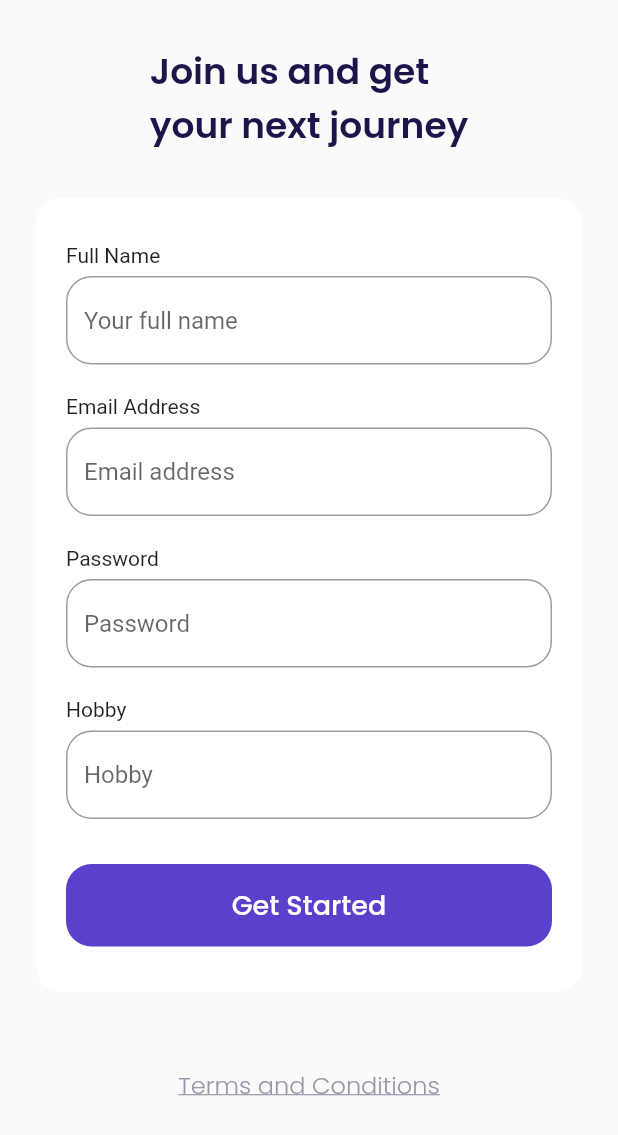
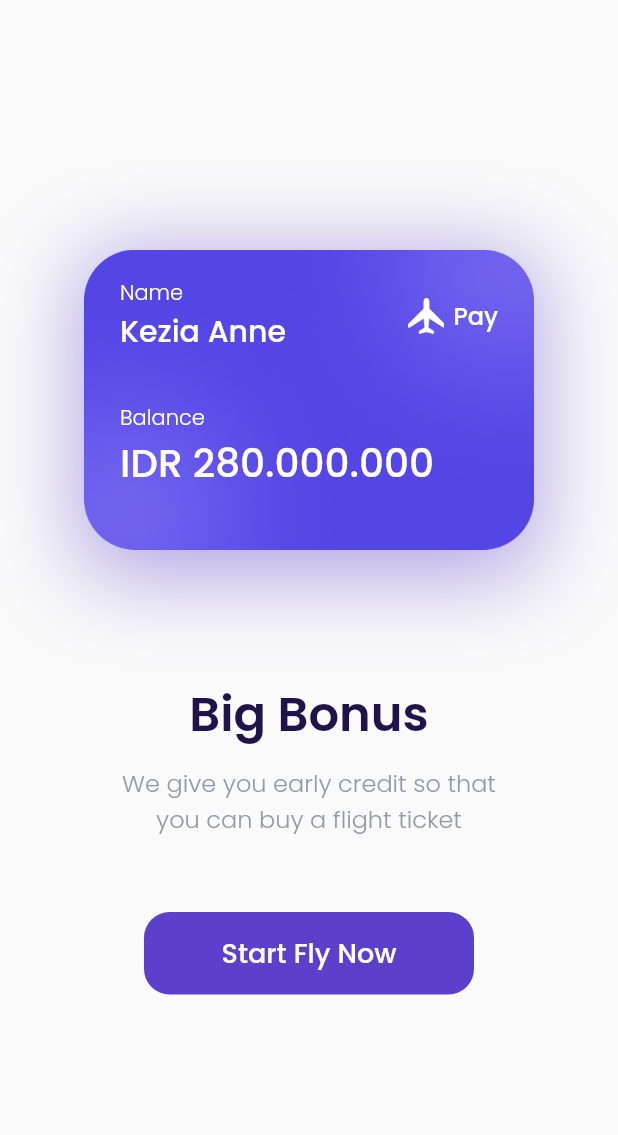
Before and after one commit to Khoruma/airplane, a Flutter app: the SignUpPage screen opened by its route, after a tap on "Get Started", on a phone screen of 412 x 824 dp. Shown: the top 1135 px of the screen. Run offline on Flutter 3.47's test engine with Material 2 defaults, Android fonts, the phone set to English and light mode, and no system bars; our stand-ins replace google_fonts.

Commit message:
Bonus Page

```diff
--- a/lib/main.dart
+++ b/lib/main.dart
@@ -17,6 +17,7 @@ class MyApp extends StatelessWidget {
         '/': (context) => const SplahPage(),
         '/get-started': (context) => const GetStartedPage(),
         '/sign-up': (context) => const SignUpPage(),
+        '/bonus': (context) => const BonusPage(),
       },
     );
   }
--- /dev/null
+++ b/lib/ui/pages/bonus_page.dart
@@ -0,0 +1,156 @@
+part of 'pages.dart';
+
+class BonusPage extends StatelessWidget {
+  const BonusPage({Key? key}) : super(key: key);
+
+  @override
+  Widget build(BuildContext context) {
+    Widget card() {
+      return Container(
+        width: 300,
+        height: 211,
+        padding: EdgeInsets.all(defaultMargin),
+        decoration: BoxDecoration(
+          image: const DecorationImage(
+            image: AssetImage('assets/card.png'),
+          ),
+          boxShadow: [
+            BoxShadow(
+              color: kPrimayColor.withOpacity(0.5),
+              blurRadius: 50,
+              offset: const Offset(0, 10),
+            ),
+          ],
+        ),
+        child: Column(
+          crossAxisAlignment: CrossAxisAlignment.start,
+          children: [
+            Row(
+              children: [
+                Expanded(
+                  child: Column(
+                    crossAxisAlignment: CrossAxisAlignment.start,
+                    children: [
+                      Text(
+                        'Name',
+                        style: whiteTextStyle.copyWith(
+                          fontSize: 14,
+                          fontWeight: light,
+                        ),
+                      ),
+                      Text(
+                        'Kezia Anne',
+                        style: whiteTextStyle.copyWith(
+                          fontSize: 20,
+                          fontWeight: medium,
+                        ),
+                        overflow: TextOverflow.ellipsis,
+                      ),
+                    ],
+                  ),
+                ),
+                Container(
+                  height: 24,
+                  width: 24,
+                  decoration: const BoxDecoration(
+                    image: DecorationImage(
+                      image: AssetImage('assets/logo.png'),
+                    ),
+                  ),
+                ),
+                const SizedBox(width: 6),
+                Text(
+                  'Pay',
+                  style: whiteTextStyle.copyWith(
+                    fontSize: 16,
+                    fontWeight: medium,
+                  ),
+                ),
+              ],
+            ),
+            const SizedBox(height: 32),
+            Text(
+              'Balance',
+              style: whiteTextStyle.copyWith(
+                fontSize: 14,
+                fontWeight: light,
+              ),
+            ),
+            Text(
+              'IDR 280.000.000',
+              style: whiteTextStyle.copyWith(
+                fontSize: 26,
+                fontWeight: medium,
+              ),
+              overflow: TextOverflow.ellipsis,
+            ),
+          ],
+        ),
+      );
+    }
+
+    Widget title() {
+      return Container(
+        margin: const EdgeInsets.only(top: 80),
+        child: Text('Big Bonus',
+            style: blackTextStyle.copyWith(
+              fontSize: 32,
+              fontWeight: semiBold,
+            )),
+      );
+    }
+
+    Widget subtitle() {
+      return Container(
+        margin: const EdgeInsets.only(top: 10),
+        child: Text(
+          'We give you early credit so that\nyou can buy a flight ticket',
+          style: greyTextStyle.copyWith(
+            fontSize: 16,
+            fontWeight: light,
+          ),
+          textAlign: TextAlign.center,
+        ),
+      );
+    }
+
+    Widget starButton() {
+      return Container(
+        height: 55,
+        width: 220,
+        margin: const EdgeInsets.only(top: 50),
+        child: TextButton(
+          onPressed: () {},
+          style: TextButton.styleFrom(
+            backgroundColor: kPrimayColor,
+            shape: RoundedRectangleBorder(
+              borderRadius: BorderRadius.circular(defaultRadius),
+            ),
+          ),
+          child: Text(
+            'Start Fly Now',
+            style: whiteTextStyle.copyWith(
+              fontSize: 18,
+              fontWeight: medium,
+            ),
+          ),
+        ),
+      );
+    }
+
+    return Scaffold(
+      backgroundColor: kBackgroundColor,
+      body: Center(
+        child: Column(
+          mainAxisAlignment: MainAxisAlignment.center,
+          children: [
+            card(),
+            title(),
+            subtitle(),
+            starButton(),
+          ],
+        ),
+      ),
+    );
+  }
+}
--- a/lib/ui/pages/get_started_page.dart
+++ b/lib/ui/pages/get_started_page.dart
@@ -9,10 +9,11 @@ class GetStartedPage extends StatelessWidget {
       body: Stack(
         children: [
           Container(
+            height: double.infinity,
             width: double.infinity,
-            height: double.infinity,
             decoration: const BoxDecoration(
               image: DecorationImage(
+                fit: BoxFit.cover,
                 image: AssetImage('assets/image_splash.png'),
               ),
             ),
--- a/lib/ui/pages/pages.dart
+++ b/lib/ui/pages/pages.dart
@@ -6,3 +6,4 @@ import 'package:flutter/material.dart';
 part 'splah_page.dart';
 part 'get_started_page.dart';
 part 'sign_up_page.dart';
+part 'bonus_page.dart';
--- a/lib/ui/pages/sign_up_page.dart
+++ b/lib/ui/pages/sign_up_page.dart
@@ -51,7 +51,7 @@ class SignUpPage extends StatelessWidget {
           child: Column(
             crossAxisAlignment: CrossAxisAlignment.start,
             children: [
-              const Text('Email Address'),
+              const Text('Your email Address'),
               const SizedBox(height: 6),
               TextFormField(
                 cursorColor: kBlackColor,
@@ -77,13 +77,13 @@ class SignUpPage extends StatelessWidget {
           child: Column(
             crossAxisAlignment: CrossAxisAlignment.start,
             children: [
-              const Text('Password'),
+              const Text('Your password'),
               const SizedBox(height: 6),
               TextFormField(
                 obscureText: true,
                 cursorColor: kBlackColor,
                 decoration: InputDecoration(
-                  hintText: 'Password',
+                  hintText: 'Your password',
                   border: OutlineInputBorder(
                     borderRadius: BorderRadius.circular(defaultRadius),
                   ),
@@ -109,7 +109,7 @@ class SignUpPage extends StatelessWidget {
               TextFormField(
                 cursorColor: kBlackColor,
                 decoration: InputDecoration(
-                  hintText: 'Hobby',
+                  hintText: 'Your hobby',
                   border: OutlineInputBorder(
                     borderRadius: BorderRadius.circular(defaultRadius),
                   ),
@@ -128,7 +128,7 @@ class SignUpPage extends StatelessWidget {
         return Container(
           width: double.infinity,
           height: 55,
-          decoration: BoxDecoration(),
+          decoration: const BoxDecoration(),
           child: TextButton(
             style: TextButton.styleFrom(
               backgroundColor: kPrimayColor,
@@ -136,7 +136,9 @@ class SignUpPage extends StatelessWidget {
                 borderRadius: BorderRadius.circular(defaultRadius),
               ),
             ),
-            onPressed: () {},
+            onPressed: () {
+              Navigator.pushNamed(context, '/bonus');
+            },
             child: Text(
               'Get Started',
               style: whiteTextStyle.copyWith(
@@ -195,13 +197,9 @@ class SignUpPage extends StatelessWidget {
             horizontal: defaultMargin,
           ),
           children: [
-            Column(
-              children: [
-                title(),
-                inputSection(),
-                tacButton(),
-              ],
-            ),
+            title(),
+            inputSection(),
+            tacButton(),
           ],
         ),
       ),
--- a/pubspec.yaml
+++ b/pubspec.yaml
@@ -18,7 +18,7 @@ publish_to: 'none' # Remove this line if you wish to publish to pub.dev
 version: 1.0.0+1
 
 environment:
-  sdk: ">=2.17.6 <3.0.0"
+  sdk: ">=2.17.5 <3.0.0"
 
 # Dependencies specify other packages that your package needs in order to work.
 # To automatically upgrade your package dependencies to the latest versions
```
Also changed, not shown: pubspec.lock, 1 other file.
